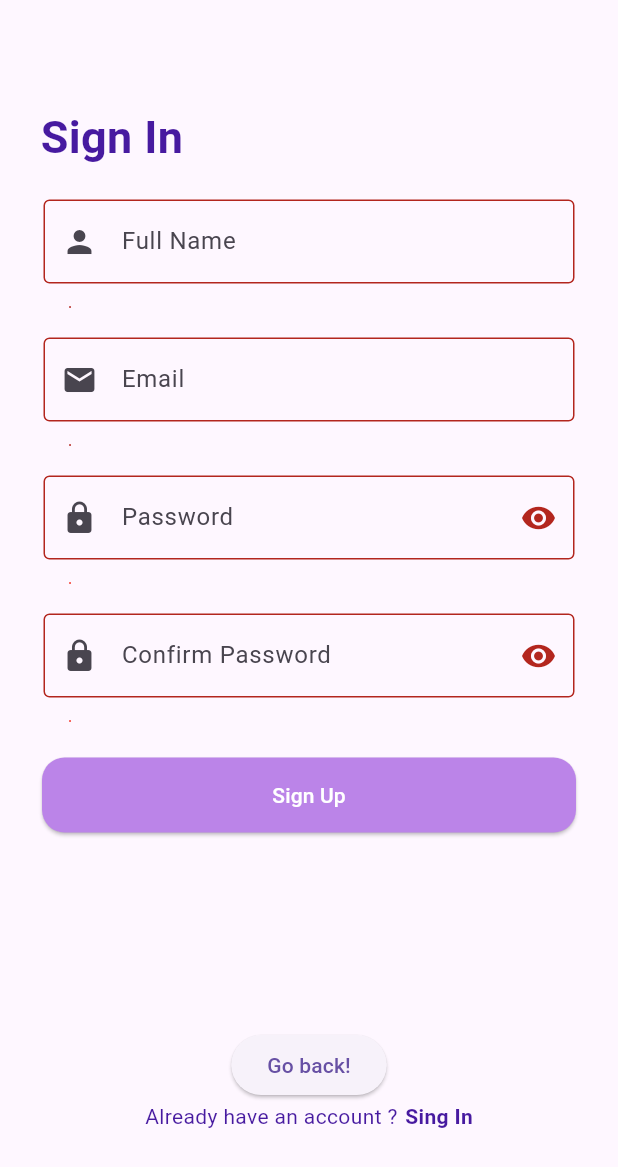
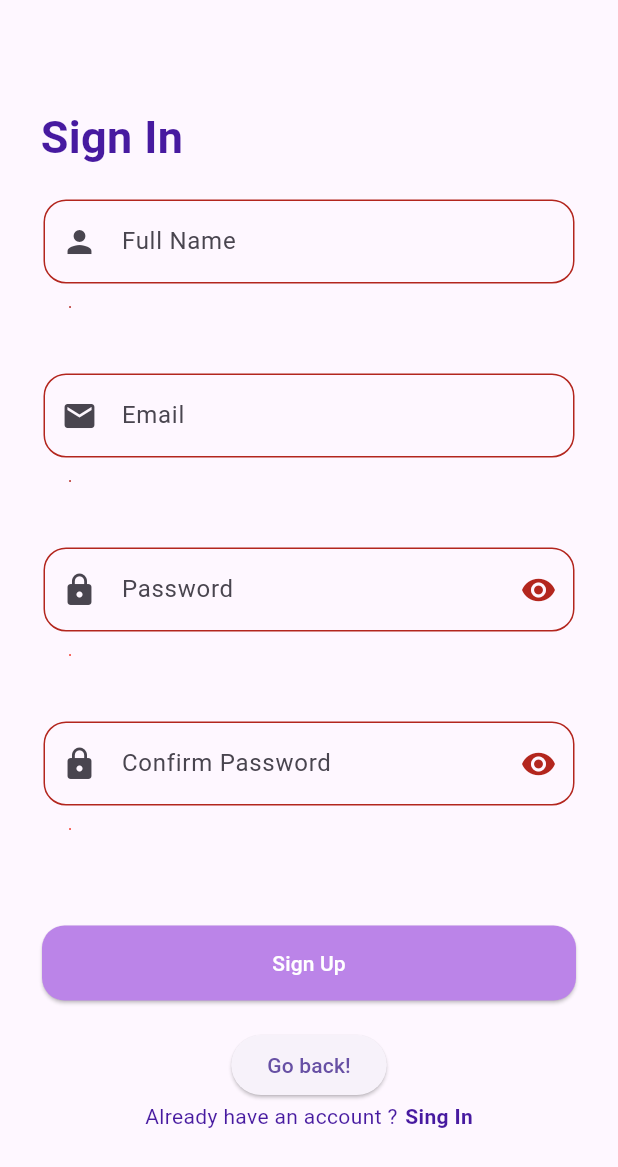
Before and after one commit to dsw55357/flutter, a Flutter app: the RegisterView screen opened directly, on a phone screen of 412 x 824 dp. Shown: the top 1167 px of the screen. Run offline on Flutter 3.47's test engine with Material 3 defaults, Android fonts, the phone set to English and light mode, and no system bars; our stand-ins replace shared_preferences, sqflite; accounts and stored records are empty.

Commit message:
borderRadius updated

```diff
--- a/cba2_55357/lib/view/register/register_view.dart
+++ b/cba2_55357/lib/view/register/register_view.dart
@@ -59,7 +59,7 @@ class _RegisterViewState extends State<RegisterView> {
                   errorText: _nameError,
                   hintText: "Full Name"
               ),
-              SizedBox(height: 16), // Odstęp między pierwszym a drugim polem
+              SizedBox(height: 40), // Odstęp między pierwszym a drugim polem
 
               EmailInputField(
                 controller: _emailController,
@@ -68,7 +68,7 @@ class _RegisterViewState extends State<RegisterView> {
                 hintText: "Email",
                 prefixIcon: Icon(Icons.email), // Można użyć dowolnej ikony
               ),
-              SizedBox(height: 16), // Odstęp między pierwszym a drugim polem
+              SizedBox(height: 40), // Odstęp między pierwszym a drugim polem
 
               PasswordInputField(
                 controller: _passwordController,
@@ -77,7 +77,7 @@ class _RegisterViewState extends State<RegisterView> {
                 obscureText: _obscureText,
                 onToggleVisibility: _togglePasswordVisibility,
               ),
-              SizedBox(height: 16), // Odstęp między pierwszym a drugim polem
+              SizedBox(height: 40), // Odstęp między pierwszym a drugim polem
 
               PasswordInputField(
                 controller: _passwordController,
@@ -88,6 +88,7 @@ class _RegisterViewState extends State<RegisterView> {
                   hintText: "Confirm Password"
               ),
 
+              SizedBox(height: 40), // Odstęp między pierwszym a drugim polem
 
               LoginButton(
                   text: 'Sign Up',
--- a/cba2_55357/lib/view/widgets/basic_text_form_field.dart
+++ b/cba2_55357/lib/view/widgets/basic_text_form_field.dart
@@ -52,7 +52,10 @@ class EmailInputField extends StatelessWidget {
             focusNode: focusNode,
             decoration: InputDecoration(
               hintText: hintText,
-              border: OutlineInputBorder(),
+              //border: OutlineInputBorder(),
+              border: OutlineInputBorder(
+                borderRadius: BorderRadius.circular(15.0), // Zaokrąglenie narożników
+              ),
               //prefixIcon: Icon(Icons.person),
               prefixIcon: prefixIcon ?? Icon(Icons.person), // Ustawienie domyślnej ikony
               errorText: errorText,
@@ -98,7 +101,10 @@ class PasswordInputField extends StatelessWidget {
             obscureText: obscureText, // Ukrycie tekstu (dla haseł)
             decoration: InputDecoration(
               hintText: hintText,
-              border: OutlineInputBorder(),
+              //border: OutlineInputBorder(),
+              border: OutlineInputBorder(
+                borderRadius: BorderRadius.circular(15.0), // Zaokrąglenie narożników
+              ),
               prefixIcon: Icon(Icons.lock),
               errorText: errorText,
               errorStyle: TextStyle(color: Colors.red),
```
